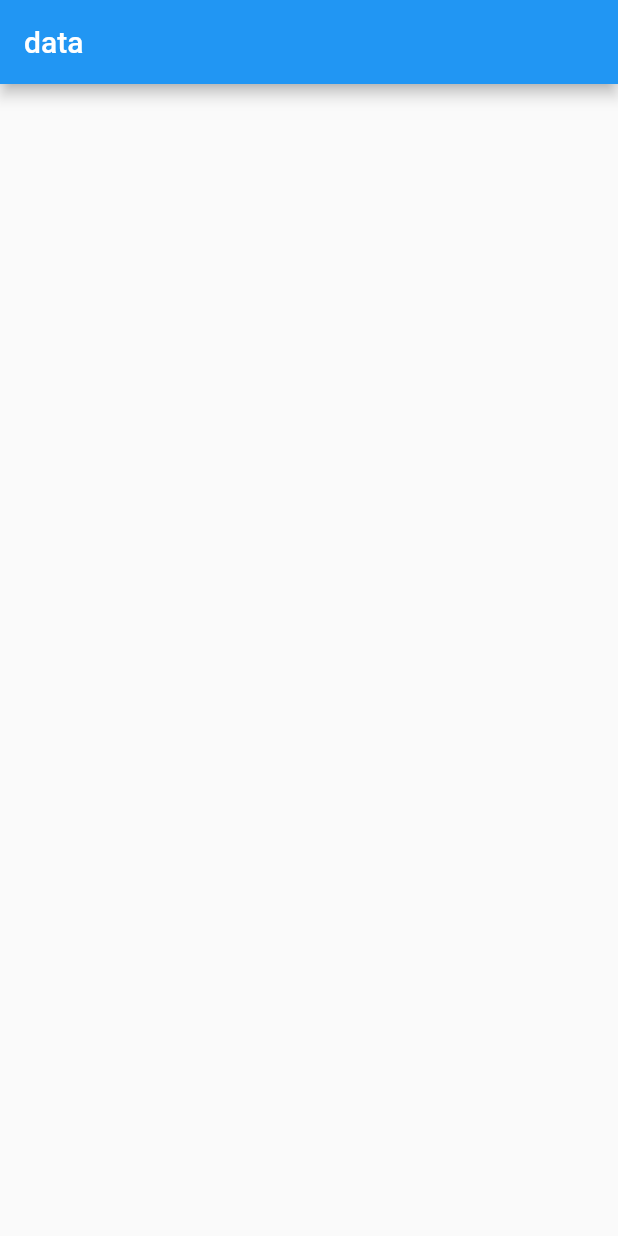
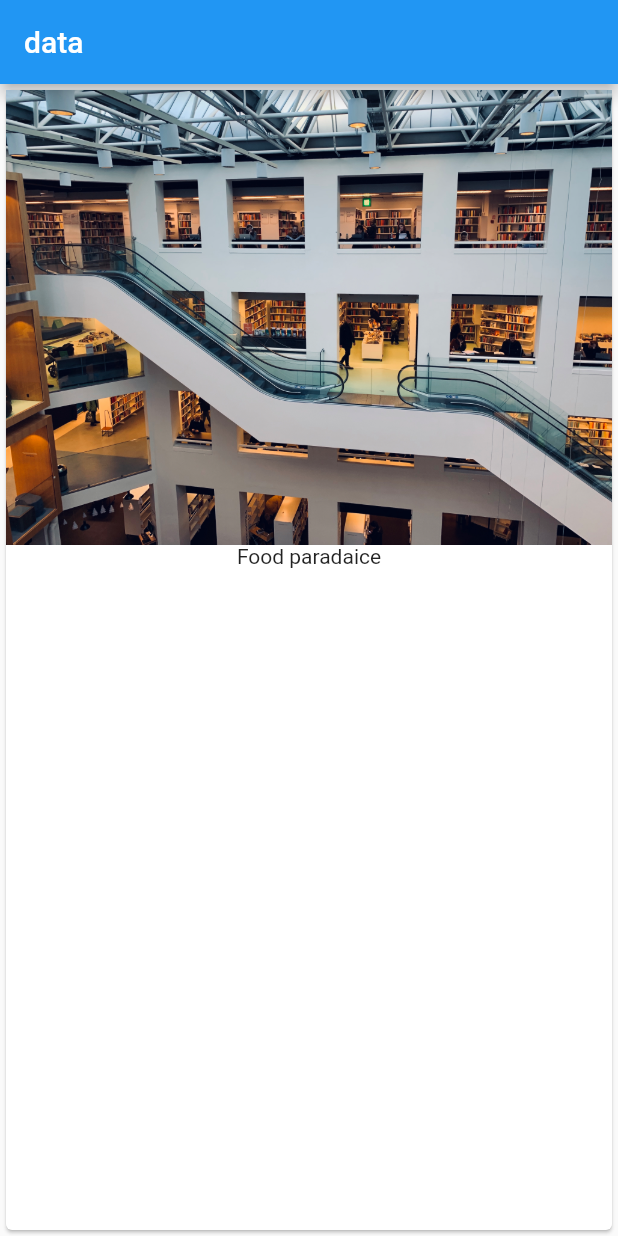
Before and after one commit to nphsu/leo, a Flutter app: the screen it shows after launch, on a phone screen of 412 x 824 dp. Run offline on Flutter 3.47's test engine with Material 2 defaults, Android fonts, the phone set to English and light mode, and no system bars.

```diff
--- a/lib/main.dart
+++ b/lib/main.dart
@@ -9,6 +9,10 @@ class MyApp extends StatelessWidget {
         appBar: AppBar(
           title: Text('data'),
         ),
+        body: Card(child: Column(children: <Widget>[
+          Image.asset('assets/2419.JPG'),
+          Text("Food paradaice")
+        ],),),
       ),
     );
   }
--- a/pubspec.yaml
+++ b/pubspec.yaml
@@ -37,8 +37,8 @@ flutter:
   uses-material-design: true
 
   # To add assets to your application, add an assets section, like this:
-  # assets:
-  #  - images/a_dot_burr.jpeg
+  assets:
+   - assets/2419.JPG
   #  - images/a_dot_ham.jpeg
 
   # An image asset can refer to one or more resolution-specific "variants", see
```
Also changed, not shown: assets/2419.JPG (added).
